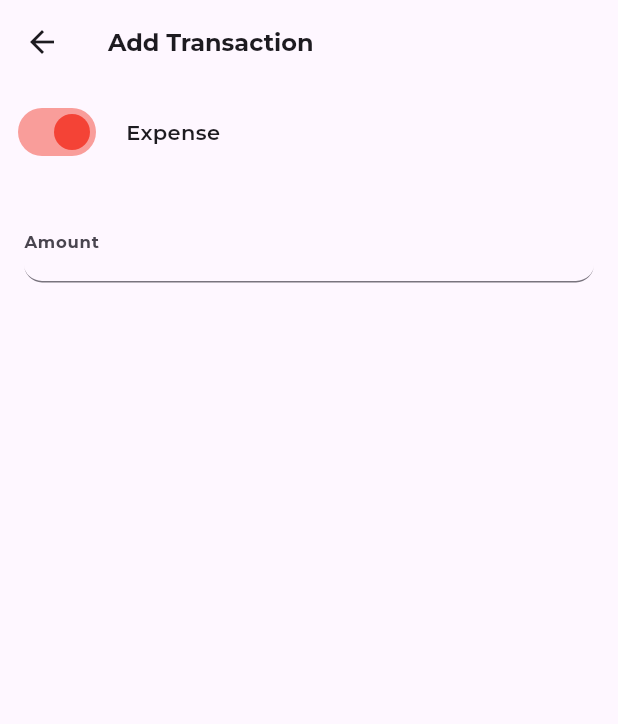
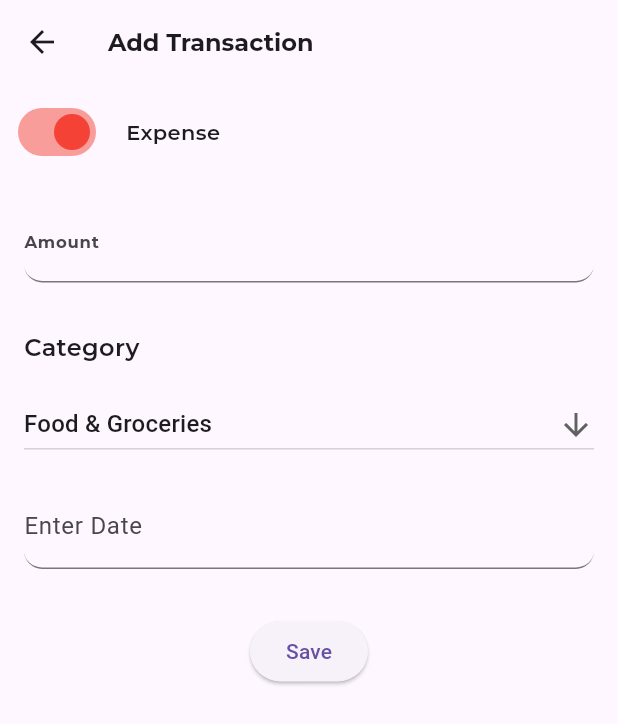
Before and after one commit to kemar-khan/uangkoo, a Flutter app: the TransactionPage screen opened directly, on a phone screen of 412 x 824 dp. Shown: the top 724 px of the screen. Run offline on Flutter 3.47's test engine with Material 3 defaults, Android fonts, the phone set to English and light mode, and no system bars; our stand-ins replace google_fonts; missing offline and left inert: calendar_appbar.

Commit message:
commit
transaction page siap

```diff
--- a/lib/pages/transaction_page.dart
+++ b/lib/pages/transaction_page.dart
@@ -1,5 +1,6 @@
 import 'package:flutter/material.dart';
 import 'package:google_fonts/google_fonts.dart';
+import 'package:intl/intl.dart';
 
 class TransactionPage extends StatefulWidget {
   const TransactionPage({super.key});
@@ -10,6 +11,10 @@ class TransactionPage extends StatefulWidget {
 
 class _TransactionPageState extends State<TransactionPage> {
   bool isExpense = true;
+  List<String> list = ['Food & Groceries', 'Petrol', 'Others'];
+  late String dropDownValue = list.first;
+  TextEditingController dateController = TextEditingController();
+
   @override
   Widget build(BuildContext context) {
     return Scaffold(
@@ -25,6 +30,7 @@ class _TransactionPageState extends State<TransactionPage> {
       body: SingleChildScrollView(
         child: SafeArea(
           child: Column(
+            crossAxisAlignment: CrossAxisAlignment.start,
             children: [
               Row(
                 children: [
@@ -68,6 +74,67 @@ class _TransactionPageState extends State<TransactionPage> {
                   ),
                 ),
               ),
+              Padding(
+                padding: const EdgeInsets.all(16),
+                child: Text(
+                  'Category',
+                  style: GoogleFonts.montserrat(
+                    fontSize: 16,
+                    fontWeight: FontWeight.w600,
+                  ),
+                ),
+              ),
+              Padding(
+                padding: const EdgeInsets.symmetric(horizontal: 16),
+                child: DropdownButton<String>(
+                  value: dropDownValue,
+                  isExpanded: true,
+                  icon: const Icon(Icons.arrow_downward),
+                  items: list.map<DropdownMenuItem<String>>((String value) {
+                    return DropdownMenuItem<String>(
+                      value: value,
+                      child: Text(value),
+                    );
+                  }).toList(),
+                  onChanged: (String? newValue) {
+                    setState(() {
+                      dropDownValue = newValue!;
+                    });
+                  },
+                ),
+              ),
+              Padding(
+                padding: const EdgeInsets.all(16),
+                child: TextField(
+                  readOnly: true,
+                  controller: dateController,
+                  decoration: InputDecoration(
+                    labelText: 'Enter Date',
+                    border: UnderlineInputBorder(
+                      borderRadius: BorderRadius.circular(12),
+                    ),
+                  ),
+                  onTap: () async {
+                    DateTime? pickedDate = await showDatePicker(
+                      context: context,
+                      initialDate: DateTime.now(),
+                      firstDate: DateTime(2000),
+                      lastDate: DateTime(2099),
+                    );
+                    if (pickedDate != null) {
+                      String formattedDate = DateFormat(
+                        'yyyy-MM-dd',
+                      ).format(pickedDate);
+
+                      dateController.text = formattedDate;
+                    }
+                  },
+                ),
+              ),
+              SizedBox(height: 15),
+              Center(
+                child: ElevatedButton(onPressed: () {}, child: Text('Save')),
+              ),
             ],
           ),
         ),
--- a/pubspec.yaml
+++ b/pubspec.yaml
@@ -36,6 +36,7 @@ dependencies:
   cupertino_icons: ^1.0.8
   google_fonts: ^6.3.0
   calendar_appbar: ^0.0.6
+  intl: ^0.17.0
 
 dev_dependencies:
   flutter_test:
```
Also changed, not shown: pubspec.lock.
